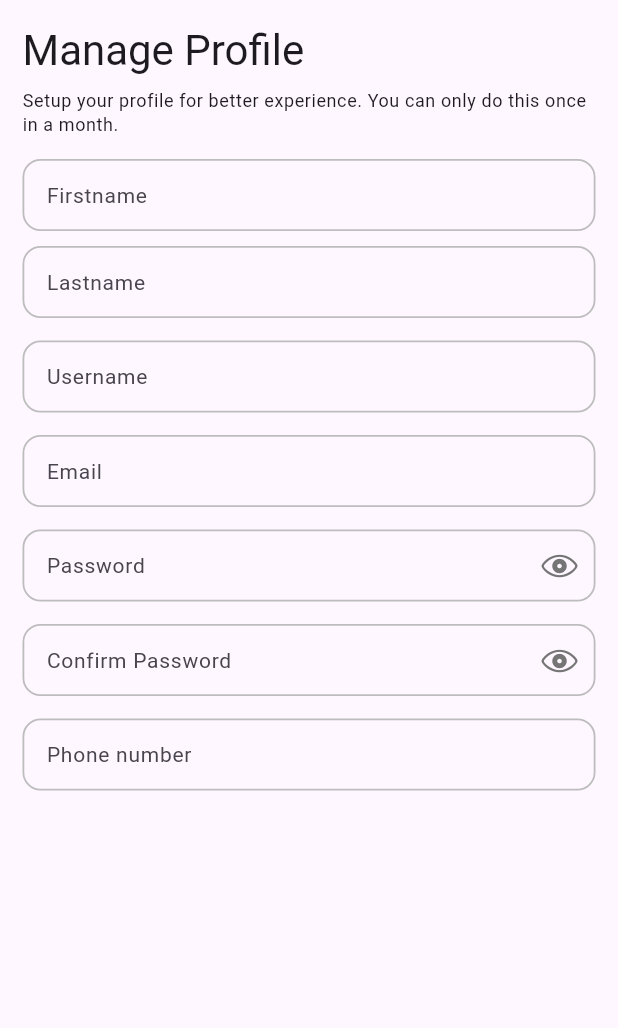
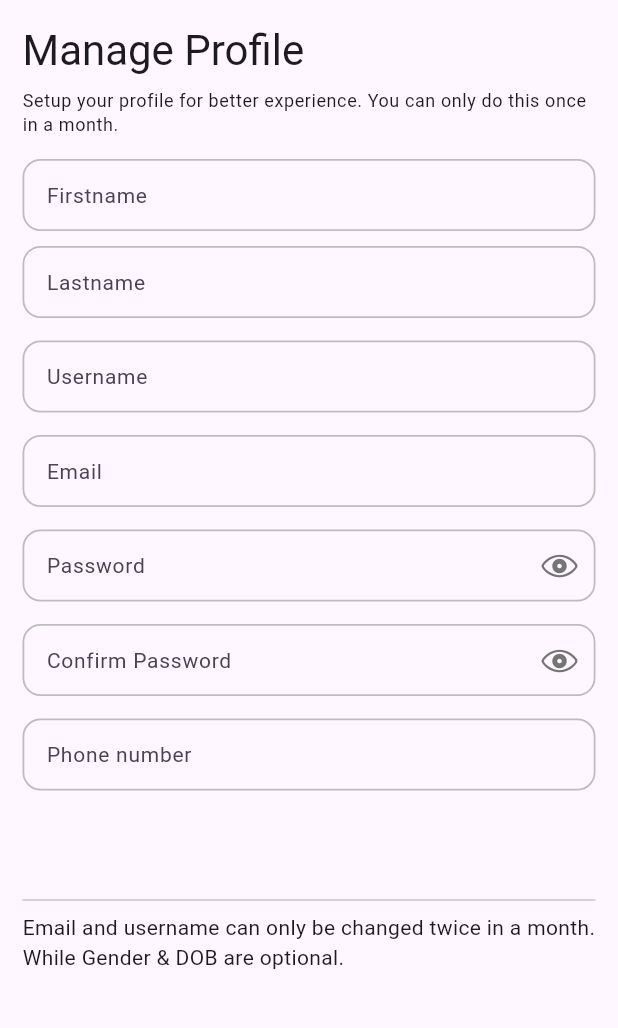
Before and after one commit to Toffee23/course-view, a Flutter app: the ManageProfilePage screen opened directly, on a phone screen of 412 x 824 dp, the part 84-1112 px from its top. Run offline on Flutter 3.47's test engine with Material 3 defaults, Android fonts, the phone set to English and light mode, and no system bars; our stand-ins replace cached_network_image, chewie, dio, flutter_riverpod, hex, shimmer and 2 more; missing offline and left inert: encrypt; network calls fail.

Commit message:
Update Profile Page plus sub-pages

```diff
--- a/lib/pages/manage_profile/page.dart
+++ b/lib/pages/manage_profile/page.dart
@@ -109,6 +109,10 @@ class ManageProfilePage extends StatelessWidget {
                     margin: EdgeInsets.only(bottom: 15.0),
                     hintText: 'Phone number',
                   ),
+                  SizedBox(height: 50.0),
+                  Divider(),
+                  Text(
+                      'Email and username can only be changed twice in a month. While Gender & DOB are optional.')
                 ],
               ),
             ),
```
